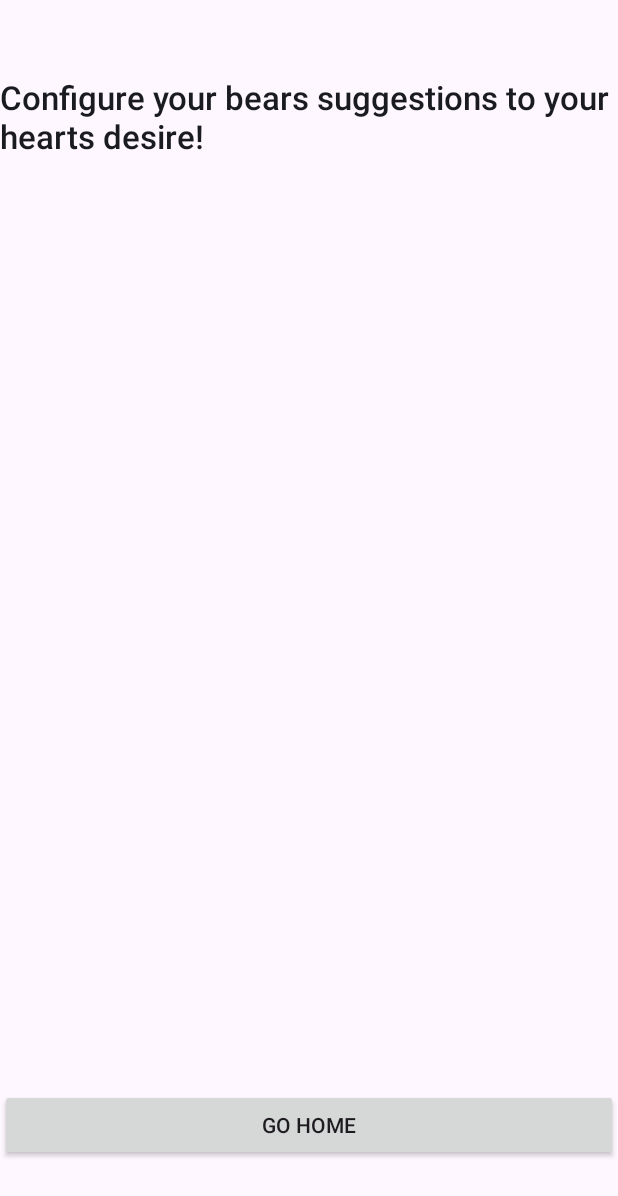
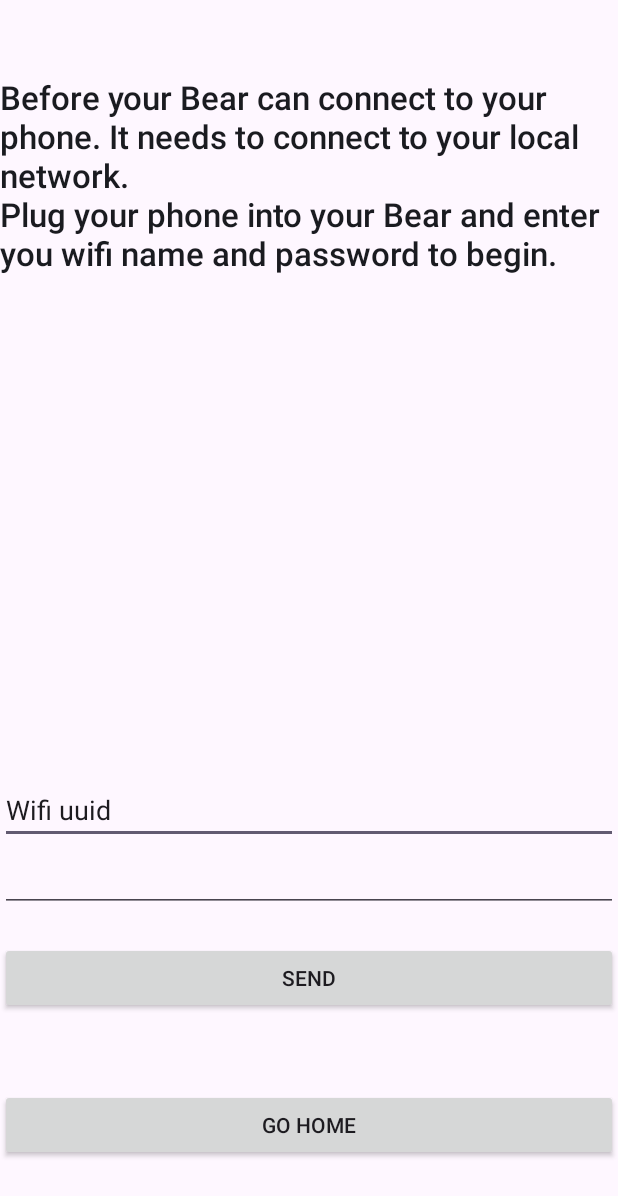
Before and after one commit to MattF23/CheerMum, an Android app built with Jetpack Compose: the WifiConfigActivity screen opened directly, with no data from a screen before it, on a phone screen of 412 x 824 dp. Shown: the top 1196 px of the screen. Run offline under Robolectric (Android 15) with nearby library versions, the phone set to English and light mode, and no system bars.

Commit message:
Added structure to suggestion and wifi activities. Set up test for switch.

```diff
--- a/app/src/main/res/layout/wifi_config.xml
+++ b/app/src/main/res/layout/wifi_config.xml
@@ -10,10 +10,35 @@
         android:layout_height="0dp"
         android:layout_marginTop="50dp"
         android:layout_weight="1"
-        android:text="@string/Suggestion_Welcome"
+        android:text="@string/Wifi_Welcome"
         android:textSize="22sp"
         android:textAppearance="@style/TextAppearance.Compat.Notification.Title"/>
 
+    <EditText
+        android:id="@+id/editTextText"
+        android:layout_width="match_parent"
+        android:layout_height="wrap_content"
+        android:ems="10"
+        android:inputType="text"
+        android:text="@string/uuid"
+        android:autofillHints="username"/>
+
+    <EditText
+        android:id="@+id/editTextTextPassword"
+        android:layout_width="match_parent"
+        android:layout_height="wrap_content"
+        android:ems="10"
+        android:layout_marginBottom="20dp"
+        android:inputType="textPassword"
+        android:autofillHints="password" />
+
+    <Button
+        android:id="@+id/Submit_wifi"
+        android:layout_width="match_parent"
+        android:layout_height="wrap_content"
+        android:layout_marginBottom="50dp"
+        android:shadowColor="@color/green"
+        android:text="@string/submit" />
 
     <Button
         android:id="@+id/Go_home"
--- a/app/src/main/res/values/colors.xml
+++ b/app/src/main/res/values/colors.xml
@@ -7,4 +7,5 @@
     <color name="teal_700">#FF018786</color>
     <color name="black">#FF000000</color>
     <color name="white">#FFFFFFFF</color>
+    <color name="green">#008000</color>
 </resources>
--- a/app/src/main/res/values/strings.xml
+++ b/app/src/main/res/values/strings.xml
@@ -9,10 +9,20 @@
     <!--Text Wifi Config-->
     <string name="Wifi_Welcome">Before your Bear can connect to your phone. It needs to connect to your local network.
         \nPlug your phone into your Bear and enter you wifi name and password to begin.</string>
+    <string name="uuid">Wifi uuid</string>
+    <string name="password">Wifi password</string>
     <!--Buttons-->
     <string name="Home">Go Home</string>
+    <string name="submit">Send</string>
 
     <!--Text Suggestion Config-->
     <string name="Suggestion_Welcome">Configure your bears suggestions to your hearts desire!</string>
 
+    <!--Suggestion switches-->
+    <string name="Suggest_yoga">Suggest Yoga</string>
+    <string name="Suggest_outside">Suggest going outside</string>
+
+    <!--Buttons-->
+    <string name="save">Save</string>
+
 </resources>
```
Also changed, not shown: app/src/main/java/com/example/cheermum/SuggestionConfigActivity.kt (+10 -0 lines), app/src/main/res/layout/suggestion_config.xml (+20 -0 lines).
